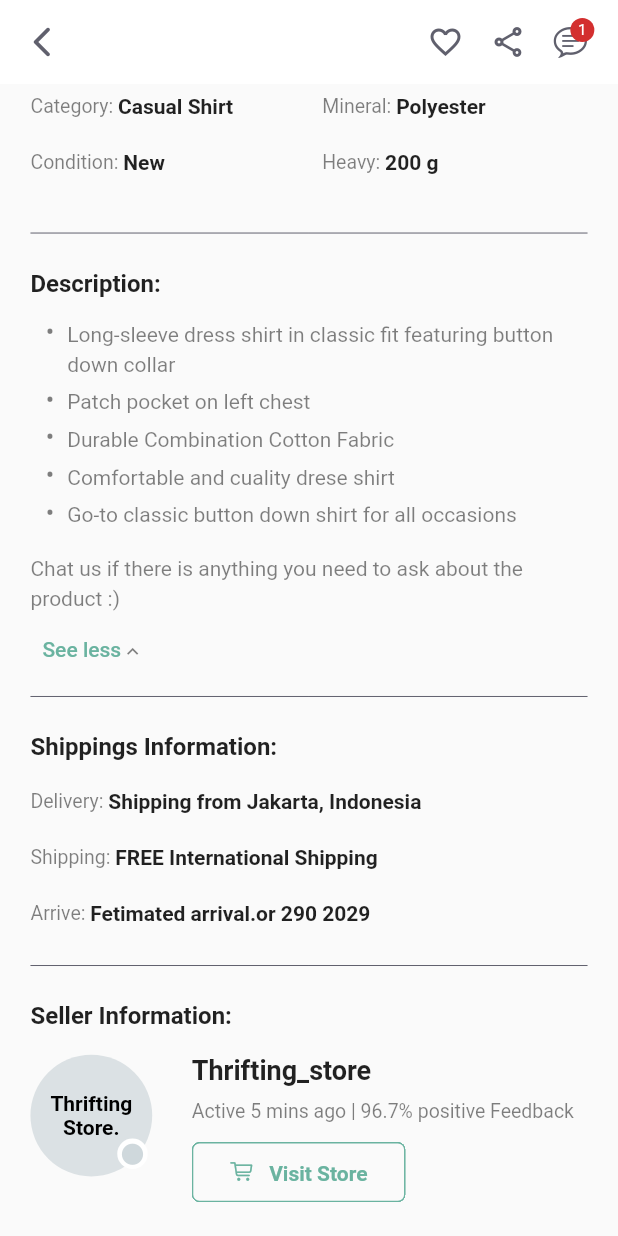
After one commit to Lord-Chris/mp_design, a Flutter app: the DetailView screen opened directly, scrolled down 576 dp, after a tap on "See less", on a phone screen of 412 x 824 dp. The commit adds this screen. Run offline on Flutter 3.47's test engine with Material 2 defaults, Android fonts, the light colour scheme and no system bars; our stand-ins replace flutter_hooks, flutter_screenutil; network calls fail.

Commit message:
Detail page batch one

```diff
--- a/lib/shared/constants/app_textstyles.dart
+++ b/lib/shared/constants/app_textstyles.dart
@@ -139,6 +139,11 @@ class AppTextStyles {
     fontWeight: FontWeight.bold,
   );
 
+  static final bold20 = TextStyle(
+    fontSize: 20.spMin,
+    fontWeight: FontWeight.bold,
+  );
+
   static final bold28 = TextStyle(
     fontSize: 28.spMin,
     fontWeight: FontWeight.bold,
--- /dev/null
+++ b/lib/views/detail_view/detail_view.dart
@@ -0,0 +1,187 @@
+import 'dart:math';
+
+import 'package:flutter/cupertino.dart';
+import 'package:flutter/material.dart';
+import 'package:flutter_hooks/flutter_hooks.dart';
+import 'package:flutter_screenutil/flutter_screenutil.dart';
+import 'package:mp_design/shared/components/_components.dart';
+import 'package:mp_design/views/detail_view/widgets/description.dart';
+
+import '../../shared/constants/_constants.dart';
+import 'widgets/about_item.dart';
+import 'widgets/image_header.dart';
+
+class DetailView extends HookWidget {
+  const DetailView({super.key});
+
+  @override
+  Widget build(BuildContext context) {
+    final isLiked = Random().nextBool();
+    return Scaffold(
+      appBar: AppBar(
+        elevation: 0,
+        backgroundColor: AppColors.white,
+        leading: IconButton(
+          onPressed: () => Navigator.pop(context),
+          icon: const Icon(Icons.arrow_back_ios_new_rounded),
+          color: AppColors.deepGrey,
+        ),
+        actions: [
+          Icon(
+            isLiked ? Icons.favorite_border : Icons.favorite,
+            color: isLiked ? AppColors.deepGrey : AppColors.pink,
+          ),
+          Spacing.horizRegular(),
+          const Icon(
+            Icons.share_outlined,
+            color: AppColors.deepGrey,
+          ),
+          Spacing.horizRegular(),
+          const Center(
+            child: Badge(
+              label: Text("1"),
+              child: Icon(
+                CupertinoIcons.chat_bubble_text,
+                color: AppColors.deepGrey,
+              ),
+            ),
+          ),
+          Spacing.horizRegular(),
+          Spacing.horizExtraTiny(),
+        ],
+      ),
+      body: ListView(
+        children: [
+          const ImageHeader(),
+          Spacing.vertRegular(),
+          const AboutItem(),
+          Padding(
+            padding: REdgeInsets.all(20),
+            child: Column(
+              crossAxisAlignment: CrossAxisAlignment.start,
+              children: [
+                const Divider(color: AppColors.deepGrey),
+                Spacing.vertRegular(),
+                const Description(),
+                const Divider(color: AppColors.deepGrey),
+                Spacing.vertRegular(),
+                Text(
+                  'Shippings Information:',
+                  style: AppTextStyles.bold16,
+                ),
+                Spacing.vertSmall(),
+                _buildShipInfo(
+                    'Delivery: ', 'Shipping from Jakarta, Indonesia'),
+                _buildShipInfo('Shipping: ', 'FREE International Shipping'),
+                _buildShipInfo('Arrive: ', 'Fetimated arrival.or 290 2029'),
+                Spacing.vertSmall(),
+                const Divider(color: AppColors.deepGrey),
+                Spacing.vertRegular(),
+                Text(
+                  'Seller Information:',
+                  style: AppTextStyles.bold16,
+                ),
+                Spacing.vertRegular(),
+                Row(
+                  crossAxisAlignment: CrossAxisAlignment.start,
+                  children: [
+                    Stack(
+                      children: [
+                        CircleAvatar(
+                          radius: 40.r,
+                          backgroundColor:
+                              AppColors.brandColor1.withOpacity(.2),
+                          child: Center(
+                            child: Text(
+                              'Thrifting\nStore.',
+                              textAlign: TextAlign.center,
+                              style: AppTextStyles.bold14.copyWith(
+                                color: AppColors.black,
+                              ),
+                            ),
+                          ),
+                        ),
+                        Positioned(
+                          bottom: 5,
+                          right: 3,
+                          child: CircleAvatar(
+                            radius: 10.r,
+                            backgroundColor: AppColors.white,
+                            child: Icon(
+                              Icons.circle,
+                              size: 17,
+                              color: AppColors.brandColor1.withOpacity(.3),
+                            ),
+                          ),
+                        ),
+                      ],
+                    ),
+                    Spacing.horizMedium(),
+                    Expanded(
+                      child: Column(
+                        crossAxisAlignment: CrossAxisAlignment.start,
+                        children: [
+                          Text(
+                            'Thrifting_store',
+                            style: AppTextStyles.bold18,
+                          ),
+                          Spacing.vertSmall(),
+                          Text(
+                            'Active 5 mins ago | 96.7% positive Feedback',
+                            style: AppTextStyles.regular13.copyWith(
+                              color: AppColors.black.withOpacity(.5),
+                            ),
+                          ),
+                          Spacing.vertSmall(),
+                          AppButton(
+                            label: 'Visit Store',
+                            hasBorder: true,
+                            borderColor: AppColors.green,
+                            buttonColor: AppColors.transparent,
+                            labelColor: AppColors.green,
+                            isCollapsed: true,
+                            fontWeight: FontWeight.bold,
+                            padding: REdgeInsets.fromLTRB(25, 10, 25, 10),
+                            prefixWidget: Icon(
+                              CupertinoIcons.shopping_cart,
+                              size: 15.r,
+                              color: AppColors.green,
+                            ),
+                            onTap: () {},
+                          ),
+                        ],
+                      ),
+                    ),
+                  ],
+                ),
+              ],
+            ),
+          ),
+        ],
+      ),
+    );
+  }
+
+  Padding _buildShipInfo(String label, String value) {
+    return Padding(
+      padding: REdgeInsets.fromLTRB(0, 10, 0, 10),
+      child: Row(
+        children: [
+          Text(
+            label,
+            style: AppTextStyles.regular13.copyWith(
+              color: AppColors.black.withOpacity(.5),
+            ),
+          ),
+          Spacing.vertTiny(),
+          Expanded(
+            child: Text(
+              value,
+              style: AppTextStyles.bold14,
+            ),
+          ),
+        ],
+      ),
+    );
+  }
+}
--- /dev/null
+++ b/lib/views/detail_view/widgets/about_item.dart
@@ -0,0 +1,117 @@
+import 'package:flutter/material.dart';
+import 'package:flutter_hooks/flutter_hooks.dart';
+import 'package:flutter_screenutil/flutter_screenutil.dart';
+
+import '../../../shared/constants/_constants.dart';
+
+class AboutItem extends HookWidget {
+  const AboutItem({super.key});
+
+  @override
+  Widget build(BuildContext context) {
+    final tabController = useTabController(initialLength: 2);
+    return Column(
+      children: [
+        Padding(
+          padding: REdgeInsets.only(left: 20),
+          child: Column(
+            crossAxisAlignment: CrossAxisAlignment.start,
+            children: [
+              TabBar(
+                controller: tabController,
+                tabs: [
+                  SizedBox(
+                    height: 35.h,
+                    child: Padding(
+                      padding: REdgeInsets.symmetric(horizontal: 10),
+                      child: const Tab(
+                        text: 'About Item',
+                      ),
+                    ),
+                  ),
+                  SizedBox(
+                    height: 35.h,
+                    child: Padding(
+                      padding: REdgeInsets.symmetric(horizontal: 10),
+                      child: const Tab(
+                        text: 'Reviews',
+                      ),
+                    ),
+                  ),
+                ],
+                indicatorWeight: 2,
+                indicatorSize: TabBarIndicatorSize.label,
+                dividerColor: Colors.red,
+                splashBorderRadius: BorderRadius.zero,
+                labelColor: AppColors.green,
+                indicatorColor: AppColors.green,
+                unselectedLabelColor: AppColors.deepGrey,
+                indicatorPadding: EdgeInsets.zero,
+                labelPadding: REdgeInsets.only(bottom: 0),
+                labelStyle: AppTextStyles.bold16,
+                unselectedLabelStyle: AppTextStyles.medium16,
+                isScrollable: true,
+              ),
+              const Divider(
+                color: AppColors.deepGrey,
+                height: 0,
+              ),
+            ],
+          ),
+        ),
+        Spacing.vertSmall(),
+        _buildInfo('Brand: ', 'CjaeomMOb', 'Color: ', 'Aprikot'),
+        _buildInfo('Category: ', 'Casual Shirt', 'Mineral: ', 'Polyester'),
+        _buildInfo('Condition: ', 'New', 'Heavy: ', '200 g'),
+      ],
+    );
+  }
+
+  Padding _buildInfo(
+      String label1, String value1, String label2, String value2) {
+    return Padding(
+      padding: REdgeInsets.fromLTRB(20, 10, 20, 10),
+      child: Row(
+        children: [
+          Expanded(
+            child: Row(
+              children: [
+                Text(
+                  label1,
+                  style: AppTextStyles.regular13.copyWith(
+                    color: AppColors.black.withOpacity(.5),
+                  ),
+                ),
+                Flexible(
+                  child: Text(
+                    value1,
+                    style: AppTextStyles.bold14,
+                  ),
+                ),
+              ],
+            ),
+          ),
+          Spacing.horizRegular(),
+          Expanded(
+            child: Row(
+              children: [
+                Text(
+                  label2,
+                  style: AppTextStyles.regular13.copyWith(
+                    color: AppColors.black.withOpacity(.5),
+                  ),
+                ),
+                Flexible(
+                  child: Text(
+                    value2,
+                    style: AppTextStyles.bold14,
+                  ),
+                ),
+              ],
+            ),
+          ),
+        ],
+      ),
+    );
+  }
+}
--- /dev/null
+++ b/lib/views/detail_view/widgets/description.dart
@@ -0,0 +1,80 @@
+import 'package:flutter/material.dart';
+import 'package:flutter_screenutil/flutter_screenutil.dart';
+
+import '../../../shared/constants/_constants.dart';
+
+class Description extends StatelessWidget {
+  const Description({super.key});
+
+  @override
+  Widget build(BuildContext context) {
+    return Column(
+      crossAxisAlignment: CrossAxisAlignment.start,
+      children: [
+        Text(
+          'Description:',
+          style: AppTextStyles.bold16,
+        ),
+        Spacing.vertSmall(),
+        _buildDesc(
+            'Long-sleeve dress shirt in classic fit featuring button down collar'),
+        _buildDesc('Patch pocket on left chest'),
+        _buildDesc('Durable Combination Cotton Fabric'),
+        _buildDesc('Comfortable and cuality drese shirt'),
+        _buildDesc('Go-to classic button down shirt for all occasions'),
+        Spacing.vertRegular(),
+        Text(
+          'Chat us if there is anything you need to ask about the product :)',
+          style: AppTextStyles.regular14.copyWith(
+            color: AppColors.black.withOpacity(.5),
+          ),
+        ),
+        TextButton(
+          onPressed: () {},
+          child: Row(
+            crossAxisAlignment: CrossAxisAlignment.end,
+            children: [
+              Text(
+                'See less',
+                style: AppTextStyles.medium14.copyWith(
+                  color: AppColors.green,
+                ),
+              ),
+              Icon(
+                Icons.keyboard_arrow_up,
+                color: AppColors.black.withOpacity(.5),
+                size: 15.r,
+              ),
+            ],
+          ),
+        ),
+      ],
+    );
+  }
+
+  Padding _buildDesc(String label) {
+    return Padding(
+      padding: REdgeInsets.fromLTRB(10, 5, 10, 0),
+      child: Row(
+        crossAxisAlignment: CrossAxisAlignment.start,
+        children: [
+          Text(
+            '•',
+            style: AppTextStyles.medium16.copyWith(
+              color: AppColors.black.withOpacity(.5),
+            ),
+          ),
+          Spacing.horizSmall(),
+          Expanded(
+            child: Text(
+              label,
+              style: AppTextStyles.regular14.copyWith(
+                color: AppColors.black.withOpacity(.5),
+              ),
+            ),
+          ),
+        ],
+      ),
+    );
+  }
+}
--- /dev/null
+++ b/lib/views/detail_view/widgets/image_header.dart
@@ -0,0 +1,163 @@
+import 'package:flutter/cupertino.dart';
+import 'package:flutter/material.dart';
+import 'package:flutter_screenutil/flutter_screenutil.dart';
+
+import '../../../shared/constants/_constants.dart';
+
+class ImageHeader extends StatelessWidget {
+  const ImageHeader({
+    super.key,
+  });
+
+  @override
+  Widget build(BuildContext context) {
+    return Column(
+      children: [
+        Container(
+          height: .39.sh,
+          margin: REdgeInsets.all(20),
+          clipBehavior: Clip.hardEdge,
+          decoration: BoxDecoration(
+            borderRadius: BorderRadius.circular(10),
+            image: const DecorationImage(
+              image: NetworkImage(AppConstants.mockImage),
+              fit: BoxFit.cover,
+            ),
+          ),
+          child: Stack(
+            clipBehavior: Clip.hardEdge,
+            children: [
+              // Positioned.fill(
+              //   child: Image.network(
+              //     AppConstants.mockImage,
+              //     fit: BoxFit.cover,
+              //   ),
+              // ),
+              Container(
+                decoration: const BoxDecoration(
+                  gradient: LinearGradient(
+                    colors: [Colors.black26, Colors.transparent],
+                    stops: [.2, 1],
+                    begin: Alignment.centerLeft,
+                    end: Alignment.centerRight,
+                  ),
+                ),
+              ),
+              Positioned(
+                top: 20,
+                left: 20,
+                child: Column(
+                  children: [
+                    ...List.filled(3, AppConstants.mockImage).map(
+                      (e) => Container(
+                        height: 40.r,
+                        width: 40.r,
+                        margin: REdgeInsets.only(bottom: 10),
+                        decoration: BoxDecoration(
+                          borderRadius: BorderRadius.circular(10),
+                          image: const DecorationImage(
+                            image: NetworkImage(AppConstants.mockImage),
+                            fit: BoxFit.cover,
+                          ),
+                        ),
+                      ),
+                    )
+                  ],
+                ),
+              ),
+            ],
+          ),
+        ),
+        Padding(
+          padding: REdgeInsets.symmetric(horizontal: 20),
+          child: Column(
+            crossAxisAlignment: CrossAxisAlignment.start,
+            children: [
+              Row(
+                children: [
+                  Icon(
+                    CupertinoIcons.shopping_cart,
+                    size: 15.r,
+                    color: AppColors.black.withOpacity(.5),
+                  ),
+                  Spacing.horizSmall(),
+                  Text(
+                    'tokobaju.id',
+                    style: AppTextStyles.regular14.copyWith(
+                      color: AppColors.black.withOpacity(.5),
+                    ),
+                  ),
+                ],
+              ),
+              Spacing.vertSmall(),
+              Text(
+                "Essential Men's Short-Sleeve Crewneck T-shirt",
+                style: AppTextStyles.bold20,
+              ),
+              Spacing.vertRegular(),
+              Row(
+                children: [
+                  Icon(
+                    Icons.star_rate_rounded,
+                    color: AppColors.yellow,
+                    size: 16.r,
+                  ),
+                  Flexible(
+                    child: Text(
+                      '4.9 Ratings',
+                      overflow: TextOverflow.fade,
+                      softWrap: false,
+                      style: AppTextStyles.medium16.copyWith(
+                        color: AppColors.black.withOpacity(.5),
+                      ),
+                    ),
+                  ),
+                  Spacing.horizSmall(),
+                  Text(
+                    '•',
+                    style: AppTextStyles.medium18.copyWith(
+                      color: AppColors.black.withOpacity(.5),
+                    ),
+                  ),
+                  Spacing.horizSmall(),
+                  Flexible(
+                    child: Center(
+                      child: Text(
+                        '2.3k+ Reviews',
+                        overflow: TextOverflow.fade,
+                        softWrap: false,
+                        style: AppTextStyles.medium16.copyWith(
+                          color: AppColors.black.withOpacity(.5),
+                        ),
+                      ),
+                    ),
+                  ),
+                  Spacing.horizSmall(),
+                  Text(
+                    '•',
+                    style: AppTextStyles.medium18.copyWith(
+                      color: AppColors.black.withOpacity(.5),
+                    ),
+                  ),
+                  Spacing.horizSmall(),
+                  Flexible(
+                    child: Center(
+                      child: Text(
+                        '2.9k+ Sold',
+                        overflow: TextOverflow.fade,
+                        softWrap: false,
+                        style: AppTextStyles.medium16.copyWith(
+                          color: AppColors.black.withOpacity(.5),
+                        ),
+                      ),
+                    ),
+                  ),
+                ],
+              ),
+            ],
+          ),
+        ),
+      ],
+    );
+  }
+}
--- a/lib/views/home_view/widgets/sale_item.dart
+++ b/lib/views/home_view/widgets/sale_item.dart
@@ -2,6 +2,7 @@ import 'dart:math';
 
 import 'package:flutter/material.dart';
 import 'package:flutter_screenutil/flutter_screenutil.dart';
+import 'package:mp_design/views/detail_view/detail_view.dart';
 
 import '../../../shared/constants/_constants.dart';
 
@@ -14,10 +15,16 @@ class SaleItem extends StatelessWidget {
 
   @override
   Widget build(BuildContext context) {
-    return Container(
+    return InkWell(
+      onTap: () => Navigator.push(
+        context,
+        MaterialPageRoute(builder: (context) => const DetailView()),
+      ),
+      child: Container(
         decoration: BoxDecoration(
-        color:
-            index == 0 ? AppColors.white.withOpacity(1) : AppColors.transparent,
+          color: index == 0
+              ? AppColors.white.withOpacity(1)
+              : AppColors.transparent,
           boxShadow: [
             if (index == 0)
               BoxShadow(
@@ -101,6 +108,7 @@ class SaleItem extends StatelessWidget {
             )
           ],
         ),
+      ),
     );
   }
 }
```
Lines whose indentation alone changed are shown as unchanged.
